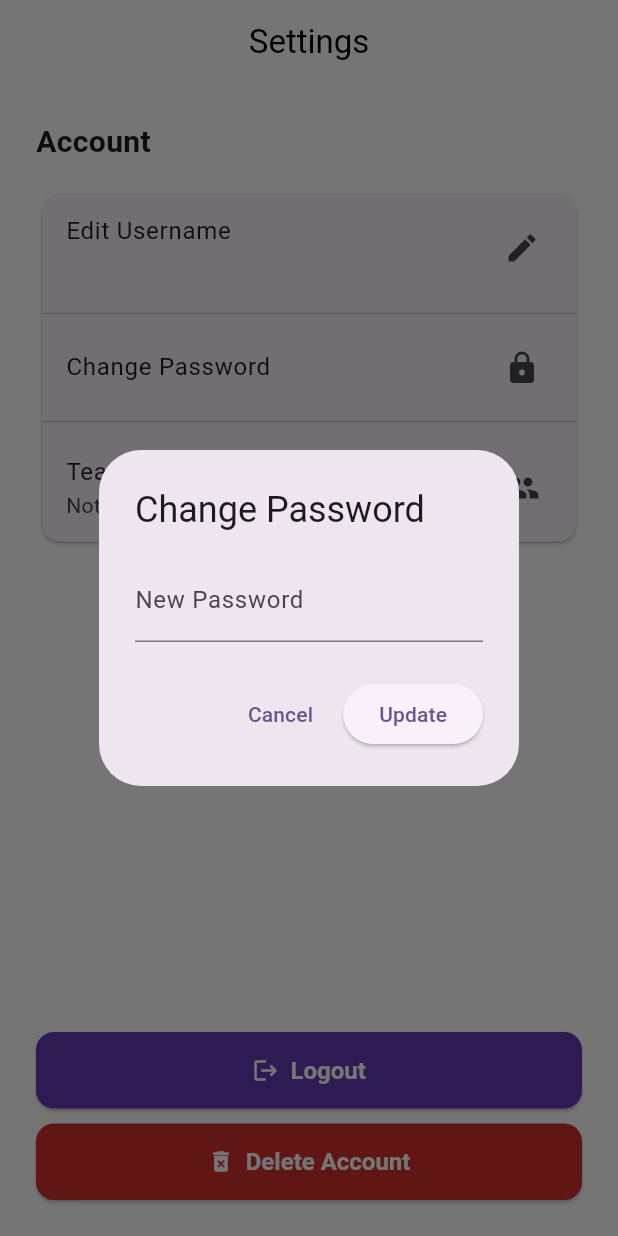
After one commit to pvguevarra/PlayIQ, a Flutter app: the SettingsPage screen opened directly, after a tap on "Change Password", on a phone screen of 412 x 824 dp. The commit adds this screen. Run offline on Flutter 3.47's test engine with Material 3 defaults, Android fonts, the phone set to English and light mode, and no system bars; our stand-ins replace cloud_firestore, firebase_auth, firebase_core, geocoding, geolocator, iconsax and 1 more; accounts and stored records are empty; network calls fail.

Commit message:
Cleaned up signup page, added settings page, and added role feature using singleton

```diff
--- /dev/null
+++ b/lib/models/current_user.dart
@@ -0,0 +1,15 @@
+class CurrentUser {
+  static final CurrentUser _instance = CurrentUser._internal();
+
+  factory CurrentUser() => _instance;
+
+  CurrentUser._internal();
+
+  String? role;
+  String? teamId;
+
+  void clear() {
+    role = null;
+    teamId = null;
+  }
+}
--- /dev/null
+++ b/lib/settings_page.dart
@@ -0,0 +1,242 @@
+import 'package:flutter/material.dart';
+import 'package:firebase_auth/firebase_auth.dart';
+import 'package:cloud_firestore/cloud_firestore.dart';
+import 'login_page.dart';
+import 'main.dart';
+import 'package:playiq/models/current_user.dart';
+
+class SettingsPage extends StatefulWidget {
+  const SettingsPage({super.key});
+
+  @override
+  State<SettingsPage> createState() => _SettingsPageState();
+}
+
+class _SettingsPageState extends State<SettingsPage> {
+  final FirebaseAuth _auth = FirebaseAuth.instance;
+  final FirebaseFirestore _firestore = FirebaseFirestore.instance;
+
+  // User data
+  String username = '';
+  String teamCode = '';
+
+  @override
+  void initState() {
+    super.initState();
+    _fetchUserData();
+  }
+
+  Future<void> _fetchUserData() async {
+    final user = _auth.currentUser;
+    if (user != null) {
+      // Fetch user data from Firestore
+      final userDoc = await _firestore.collection('users').doc(user.uid).get();
+      final teamId = userDoc['teamId'];
+      setState(() {
+        username = userDoc['username'];
+      });
+      // Fetch team code if teamId is available
+      if (teamId.isNotEmpty) {
+        final teamDoc = await _firestore.collection('teams').doc(teamId).get();
+        setState(() {
+          teamCode = teamDoc['code'];
+        });
+      }
+    }
+  }
+
+  Future<void> _editUsername() async {
+    final controller = TextEditingController(text: username);
+    await showDialog(
+      context: context,
+      builder: (context) => AlertDialog(
+        title: const Text('Edit Username'),
+        content: TextField(
+          controller: controller,
+          decoration: const InputDecoration(labelText: 'Username'),
+        ),
+        actions: [
+          TextButton(onPressed: () => Navigator.pop(context), child: const Text('Cancel')),
+          ElevatedButton(
+            onPressed: () async {
+              final newUsername = controller.text.trim();
+              if (newUsername.isNotEmpty) {
+                // Update username in Firestore
+                await _firestore.collection('users').doc(_auth.currentUser!.uid).update({
+                  'username': newUsername,
+                });
+                setState(() {
+                  username = newUsername;
+                });
+                Navigator.pop(context);
+              }
+            },
+            child: const Text('Save'),
+          ),
+        ],
+      ),
+    );
+  }
+
+  Future<void> _changePassword() async {
+    final controller = TextEditingController();
+    await showDialog(
+      context: context,
+      builder: (context) => AlertDialog(
+        title: const Text('Change Password'),
+        content: TextField(
+          controller: controller,
+          obscureText: true,
+          decoration: const InputDecoration(labelText: 'New Password'),
+        ),
+        actions: [
+          TextButton(onPressed: () => Navigator.pop(context), child: const Text('Cancel')),
+          ElevatedButton(
+            onPressed: () async {
+              try {
+                await _auth.currentUser!.updatePassword(controller.text.trim());
+                Navigator.pop(context);
+                ScaffoldMessenger.of(context).showSnackBar(
+                  const SnackBar(content: Text('Password updated successfully.')),
+                );
+              } catch (e) {
+                Navigator.pop(context);
+                ScaffoldMessenger.of(context).showSnackBar(
+                  SnackBar(content: Text('Error: $e')),
+                );
+              }
+            },
+            child: const Text('Update'),
+          ),
+        ],
+      ),
+    );
+  }
+
+  void _logout() async {
+    await _auth.signOut();
+    CurrentUser().clear(); // Clear the singleton user data
+    Navigator.pushAndRemoveUntil(
+      context,
+      MaterialPageRoute(builder: (_) => const WelcomePage()),
+      (route) => false,
+    );
+  }
+
+  void _deleteAccount() async {
+    final user = _auth.currentUser;
+
+    if (user != null) {
+      try {
+        // Delete user from Firestore
+        await _firestore.collection('users').doc(user.uid).delete();
+        // Delete user from Firebase Auth
+        await user.delete();
+
+        // Navigate to login page after deletion
+        Navigator.pushAndRemoveUntil(
+          context,
+          MaterialPageRoute(builder: (_) => const LoginPage()),
+          (route) => false,
+        );
+      } catch (e) {
+        ScaffoldMessenger.of(context).showSnackBar(
+          SnackBar(content: Text('Error deleting account: $e')),
+        );
+      }
+    }
+  }
+
+  // UI Layout
+  @override
+  Widget build(BuildContext context) {
+    return Scaffold(
+      backgroundColor: Colors.white,
+      appBar: AppBar(
+        title: const Text('Settings'),
+        centerTitle: true,
+        automaticallyImplyLeading: false,
+        backgroundColor: Colors.white,
+        foregroundColor: Colors.black,
+        elevation: 0,
+      ),
+      body: Padding(
+        padding: const EdgeInsets.all(24.0),
+        child: Column(
+          crossAxisAlignment: CrossAxisAlignment.start,
+          children: [
+            const Text("Account",
+                style: TextStyle(fontSize: 20, fontWeight: FontWeight.bold)),
+            const SizedBox(height: 16),
+            Card(
+              child: Column(
+                children: [
+                  ListTile(
+                    title: const Text("Edit Username"),
+                    subtitle: Text(username),
+                    trailing: const Icon(Icons.edit),
+                    onTap: _editUsername,
+                  ),
+                  const Divider(),
+                  ListTile(
+                    title: const Text("Change Password"),
+                    trailing: const Icon(Icons.lock),
+                    onTap: _changePassword,
+                  ),
+                  const Divider(),
+                  ListTile(
+                    title: const Text("Team Code"),
+                    subtitle: Text(teamCode.isNotEmpty ? teamCode : "Not available"),
+                    trailing: const Icon(Icons.group),
+                  ),
+                ],
+              ),
+            ),
+            const Spacer(),
+            Center(
+              child: Column(
+                children: [
+                  SizedBox(
+                    width: double.infinity,
+                    child: ElevatedButton.icon(
+                      onPressed: _logout,
+                      icon: const Icon(Icons.logout),
+                      label: const Text('Logout'),
+                      style: ElevatedButton.styleFrom(
+                        backgroundColor: Colors.deepPurple,
+                        foregroundColor: Colors.white,
+                        padding: const EdgeInsets.symmetric(vertical: 16),
+                        textStyle: const TextStyle(fontSize: 16, fontWeight: FontWeight.w600),
+                        shape: RoundedRectangleBorder(
+                          borderRadius: BorderRadius.circular(12),
+                        ),
+                      ),
+                    ),
+                  ),
+                  const SizedBox(height: 10),
+                  SizedBox(
+                    width: double.infinity,
+                    child: ElevatedButton.icon(
+                      onPressed: _deleteAccount,
+                      icon: const Icon(Icons.delete_forever),
+                      label: const Text('Delete Account'),
+                      style: ElevatedButton.styleFrom(
+                        backgroundColor: Colors.red.shade700,
+                        foregroundColor: Colors.white,
+                        padding: const EdgeInsets.symmetric(vertical: 16),
+                        textStyle: const TextStyle(fontSize: 16, fontWeight: FontWeight.w600),
+                        shape: RoundedRectangleBorder(
+                          borderRadius: BorderRadius.circular(12),
+                        ),
+                      ),
+                    ),
+                  ),
+                ],
+              ),
+            )
+          ],
+        ),
+      ),
+    );
+  }
+}
```
Also changed, not shown: lib/create_join_team_page.dart (+8 -0 lines), lib/dashboard_page.dart (+8 -6 lines), lib/home_screen.dart (+11 -1 lines), lib/login_page.dart (+7 -2 lines), lib/signup_page.dart (+9 -0 lines).
